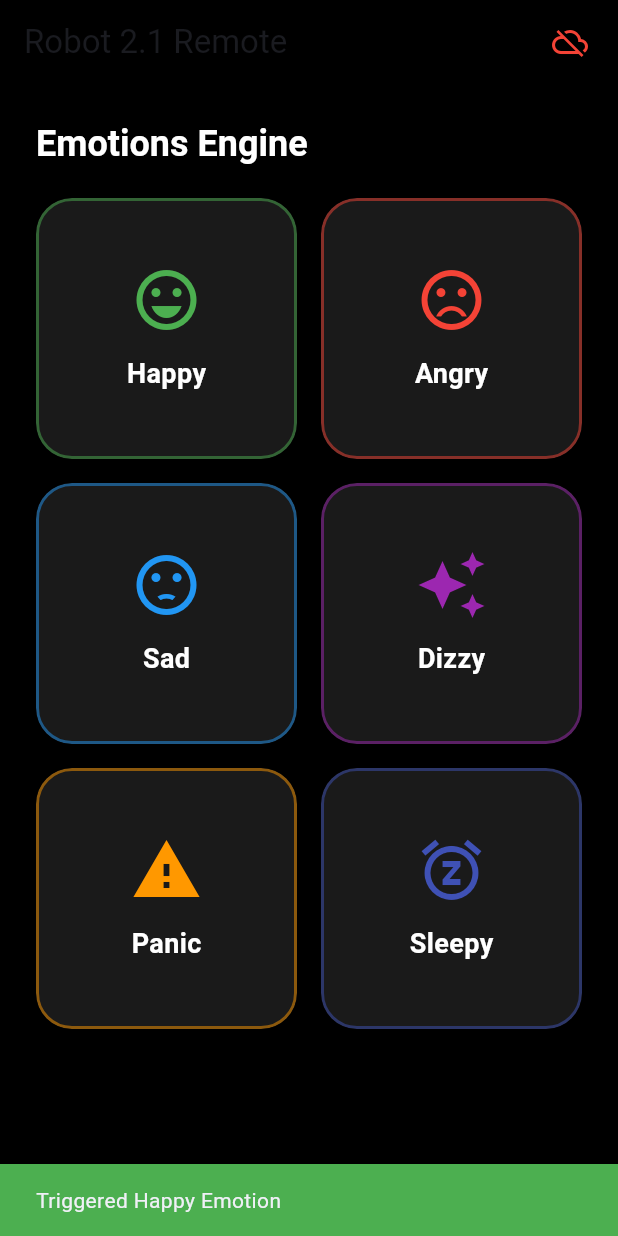
After one commit to KavishkaDulshan/2.1-V2, a Flutter app: the DashboardScreen screen opened directly, after a tap on "Happy", on a phone screen of 412 x 824 dp. The commit adds this screen. Run offline on Flutter 3.47's test engine with Material 3 defaults, Android fonts, the phone set to English and light mode, and no system bars; our stand-ins replace flutter_blue_plus, permission_handler; missing offline and left inert: mqtt_client.

Commit message:
controll over internet works

```diff
--- a/2.1App/app/lib/main.dart
+++ b/2.1App/app/lib/main.dart
@@ -1,6 +1,7 @@
 import 'package:flutter/material.dart';
 import 'package:provider/provider.dart';
 import 'models/ble_state.dart';
+import 'models/mqtt_state.dart';
 import 'screens/scan_screen.dart';
 import 'package:permission_handler/permission_handler.dart';
 
@@ -18,6 +19,7 @@ void main() async {
     MultiProvider(
       providers: [
         ChangeNotifierProvider(create: (_) => BleState()),
+        ChangeNotifierProvider(create: (_) => MqttState()),
       ],
       child: const MyApp(),
     ),
--- /dev/null
+++ b/2.1App/app/lib/models/mqtt_state.dart
@@ -0,0 +1,73 @@
+// ignore_for_file: avoid_print
+import 'dart:convert';
+import 'package:flutter/material.dart';
+import 'package:mqtt_client/mqtt_client.dart';
+import 'package:mqtt_client/mqtt_server_client.dart';
+
+class MqttState extends ChangeNotifier {
+  MqttServerClient? _client;
+  bool _isConnected = false;
+
+  bool get isConnected => _isConnected;
+
+  Future<void> connect() async {
+    // Connect to the same public broker
+    _client = MqttServerClient('broker.emqx.io', 'flutter_client_${DateTime.now().millisecondsSinceEpoch}');
+    _client!.port = 1883;
+    _client!.logging(on: false);
+    _client!.keepAlivePeriod = 20;
+    _client!.onDisconnected = _onDisconnected;
+    _client!.onConnected = _onConnected;
+
+    final connMess = MqttConnectMessage()
+        .withClientIdentifier(_client!.clientIdentifier)
+        .withWillTopic('willtopic')
+        .withWillMessage('My Will message')
+        .startClean()
+        .withWillQos(MqttQos.atLeastOnce);
+
+    _client!.connectionMessage = connMess;
+
+    try {
+      print('Connecting to MQTT broker...');
+      await _client!.connect();
+    } catch (e) {
+      print('Exception: $e');
+      _client!.disconnect();
+    }
+
+    if (_client!.connectionStatus!.state == MqttConnectionState.connected) {
+      print('Connected to MQTT broker!');
+      _isConnected = true;
+      notifyListeners();
+    } else {
+      print('Failed to connect to MQTT broker.');
+      _client!.disconnect();
+    }
+  }
+
+  void _onConnected() {
+    print('Connected');
+  }
+
+  void _onDisconnected() {
+    print('Disconnected');
+    _isConnected = false;
+    notifyListeners();
+  }
+
+  void sendEmotionCommand(String emotion) {
+    if (_client == null || _client!.connectionStatus!.state != MqttConnectionState.connected) {
+      print('Cannot send command, not connected');
+      return;
+    }
+
+    final builder = MqttClientPayloadBuilder();
+    // JSON payload that matches the C++ struct
+    final payload = jsonEncode({'emotion': emotion});
+    builder.addString(payload);
+
+    _client!.publishMessage('robot21/commands/master', MqttQos.atLeastOnce, builder.payload!);
+    print('Published: $payload');
+  }
+}
--- /dev/null
+++ b/2.1App/app/lib/screens/dashboard_screen.dart
@@ -0,0 +1,118 @@
+import 'package:flutter/material.dart';
+import 'package:provider/provider.dart';
+import '../models/mqtt_state.dart';
+
+class DashboardScreen extends StatefulWidget {
+  const DashboardScreen({super.key});
+
+  @override
+  State<DashboardScreen> createState() => _DashboardScreenState();
+}
+
+class _DashboardScreenState extends State<DashboardScreen> {
+  @override
+  void initState() {
+    super.initState();
+    // Connect to MQTT automatically when entering dashboard
+    WidgetsBinding.instance.addPostFrameCallback((_) {
+      context.read<MqttState>().connect();
+    });
+  }
+
+  @override
+  Widget build(BuildContext context) {
+    final mqttState = context.watch<MqttState>();
+
+    return Scaffold(
+      backgroundColor: Colors.black,
+      appBar: AppBar(
+        title: const Text('Robot 2.1 Remote'),
+        backgroundColor: Colors.transparent,
+        elevation: 0,
+        actions: [
+          Icon(
+            mqttState.isConnected ? Icons.cloud_done : Icons.cloud_off,
+            color: mqttState.isConnected ? Colors.green : Colors.red,
+          ),
+          const SizedBox(width: 20),
+        ],
+      ),
+      body: SafeArea(
+        child: Padding(
+          padding: const EdgeInsets.all(24.0),
+          child: Column(
+            crossAxisAlignment: CrossAxisAlignment.stretch,
+            children: [
+              Text(
+                'Emotions Engine',
+                style: Theme.of(context).textTheme.headlineSmall?.copyWith(
+                  color: Colors.white,
+                  fontWeight: FontWeight.bold,
+                ),
+              ),
+              const SizedBox(height: 20),
+
+              Expanded(
+                child: GridView.count(
+                  crossAxisCount: 2,
+                  mainAxisSpacing: 16,
+                  crossAxisSpacing: 16,
+                  children: [
+                    _buildEmotionButton(context, 'Happy', Icons.sentiment_very_satisfied, Colors.green, 'happy'),
+                    _buildEmotionButton(context, 'Angry', Icons.sentiment_very_dissatisfied, Colors.red, 'angry'),
+                    _buildEmotionButton(context, 'Sad', Icons.sentiment_dissatisfied, Colors.blue, 'sad'),
+                    _buildEmotionButton(context, 'Dizzy', Icons.auto_awesome, Colors.purple, 'dizzy'),
+                    _buildEmotionButton(context, 'Panic', Icons.warning, Colors.orange, 'panic'),
+                    _buildEmotionButton(context, 'Sleepy', Icons.snooze, Colors.indigo, 'sleepy'),
+                  ],
+                ),
+              ),
+            ],
+          ),
+        ),
+      ),
+    );
+  }
+
+  Widget _buildEmotionButton(BuildContext context, String label, IconData icon, Color color, String command) {
+    return Material(
+      color: Colors.white.withValues(alpha: 0.1),
+      borderRadius: BorderRadius.circular(24),
+      clipBehavior: Clip.antiAlias,
+      child: InkWell(
+        onTap: () {
+          context.read<MqttState>().sendEmotionCommand(command);
+
+          ScaffoldMessenger.of(context).showSnackBar(
+            SnackBar(
+              content: Text('Triggered $label Emotion'),
+              backgroundColor: color,
+              duration: const Duration(seconds: 1),
+            ),
+          );
+        },
+        child: Container(
+          decoration: BoxDecoration(
+            border: Border.all(color: color.withValues(alpha: 0.5), width: 2),
+            borderRadius: BorderRadius.circular(24),
+          ),
+          child: Column(
+            mainAxisAlignment: MainAxisAlignment.center,
+            children: [
+              Icon(icon, size: 48, color: color),
+              const SizedBox(height: 12),
+              Text(
+                label,
+                style: const TextStyle(
+                  color: Colors.white,
+                  fontSize: 18,
+                  fontWeight: FontWeight.bold,
+                ),
+              ),
+            ],
+          ),
+        ),
+      ),
+    );
+  }
+}
--- a/2.1App/app/pubspec.yaml
+++ b/2.1App/app/pubspec.yaml
@@ -35,6 +35,7 @@ dependencies:
   flutter_blue_plus: ^1.31.18
   provider: ^6.1.2
   permission_handler: ^11.3.1
+  mqtt_client: ^10.2.2
 
 dev_dependencies:
   flutter_test:
```
Also changed, not shown: 2.1App/app/lib/screens/provision_screen.dart (+13 -2 lines), 2.1App/app/pubspec.lock, 4 other files.
